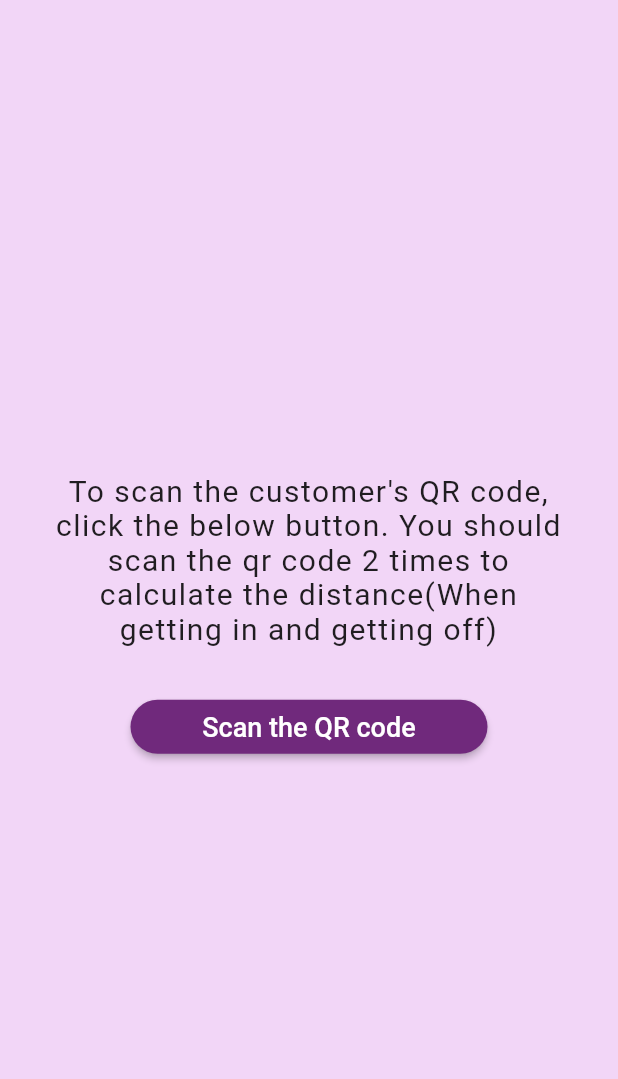
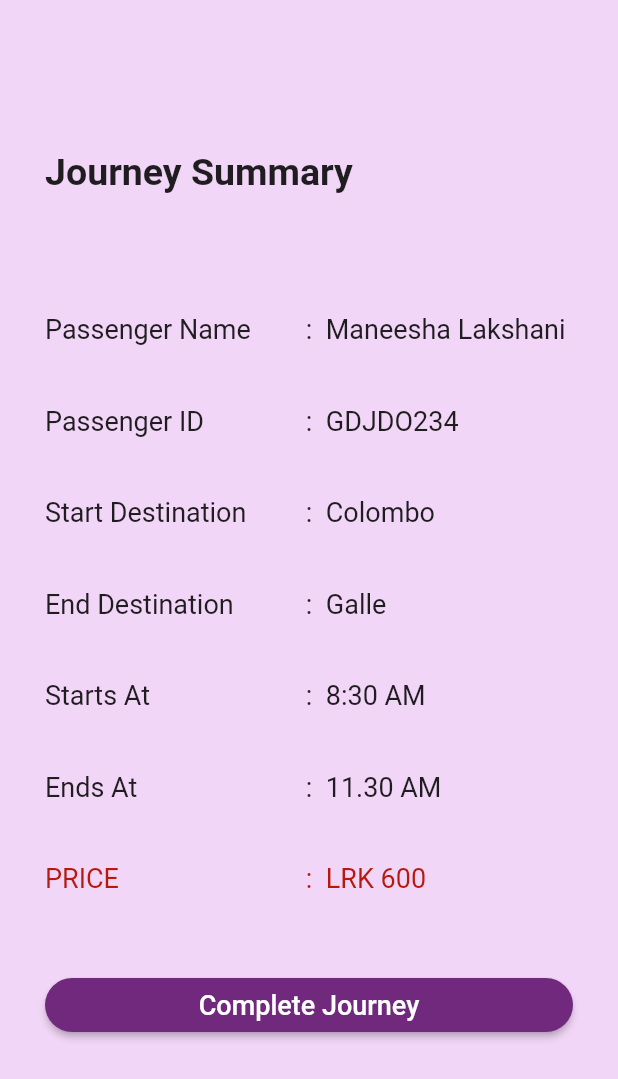
Before and after one commit to maneeshalakshani/RouteReady, a Flutter app: the MainView screen opened by its route, after a tap on "Scan the QR code", on a phone screen of 412 x 824 dp. Shown: the top 1079 px of the screen. Run offline on Flutter 3.47's test engine with Material 2 defaults, Android fonts, the phone set to English and light mode, and no system bars; our stand-ins replace auto_route, flutter_hooks, permission_handler; missing offline and left inert: qrscan.

Commit message:
feat: journey summary

```diff
--- a/lib/functions.dart
+++ b/lib/functions.dart
@@ -14,7 +14,7 @@ Future<void> requestCameraPermission() async {
 
 Future<void> checkCameraPermission() async {
   var status = await Permission.camera.status;
-  if (status.isDenied) {
+  if (status.isDenied || status.isLimited || status.isPermanentlyDenied || status.isRestricted) {
     requestCameraPermission();
   }
 }
--- a/lib/pages/main/main_view.dart
+++ b/lib/pages/main/main_view.dart
@@ -1,9 +1,11 @@
+import 'package:auto_route/auto_route.dart';
 import 'package:flutter/material.dart';
 import 'package:flutter_hooks/flutter_hooks.dart';
 import 'package:qrscan/qrscan.dart' as scanner;
 import 'package:route_ready/components/round_button.dart';
 import 'package:route_ready/consts.dart';
 import 'package:route_ready/functions.dart';
+import 'package:route_ready/routes/routes.gr.dart';
 
 class MainView extends HookWidget {
   const MainView({
@@ -43,6 +45,7 @@ class MainView extends HookWidget {
                   checkCameraPermission().then((value) async{
                     String? cameraScanResult = await scanner.scan();
                     print("RESULT>>> $cameraScanResult");
+                    context.router.push(const ScannerDetailRoute());
                   });
                 },
               )
--- /dev/null
+++ b/lib/pages/scanner_detail/detail_container.dart
@@ -0,0 +1,29 @@
+import 'package:flutter/material.dart';
+import 'package:flutter_hooks/flutter_hooks.dart';
+
+class DetailContainer extends HookWidget {
+  const DetailContainer({
+    Key? key,
+    required this.text,
+    this.textColor,
+  }) : super(key: key);
+  final String text;
+  final Color? textColor;
+
+
+  @override
+  Widget build(BuildContext context) {
+    double width = MediaQuery.of(context).size.width;
+
+    return Container(
+      width: width/2.5,
+      child: Text(
+        text,
+        style: TextStyle(
+          fontSize: 18.0,
+          color: textColor,
+        ),
+      ),
+    );
+  }
+}
--- /dev/null
+++ b/lib/pages/scanner_detail/detail_row.dart
@@ -0,0 +1,45 @@
+import 'package:flutter/material.dart';
+import 'package:flutter_hooks/flutter_hooks.dart';
+import 'package:route_ready/pages/scanner_detail/detail_container.dart';
+
+class DetailContainerRow extends HookWidget {
+  const DetailContainerRow({
+    Key? key,
+    required this.text,
+    required this.label,
+    this.marginTop = 20.0,
+    this.textColor,
+  }) : super(key: key);
+  final String label;
+  final String text;
+  final double marginTop;
+  final Color? textColor;
+
+
+  @override
+  Widget build(BuildContext context) {
+    return Container(
+      margin: EdgeInsets.only(top: marginTop, bottom: 20),
+      child: Row(
+        mainAxisAlignment: MainAxisAlignment.spaceBetween,
+        children: [
+          DetailContainer(
+            text: label,
+            textColor: textColor,
+          ),
+          Text(
+            ":",
+            style: TextStyle(
+              fontSize: 18.0,
+              color: textColor,
+            ),
+          ),
+          DetailContainer(
+            text: text,
+            textColor: textColor,
+          ),
+        ],
+      ),
+    );
+  }
+}
--- a/lib/pages/scanner_detail/scanner_detail_view.dart
+++ b/lib/pages/scanner_detail/scanner_detail_view.dart
@@ -0,0 +1,78 @@
+import 'package:auto_route/auto_route.dart';
+import 'package:flutter/material.dart';
+import 'package:flutter_hooks/flutter_hooks.dart';
+import 'package:route_ready/components/round_button.dart';
+import 'package:route_ready/consts.dart';
+import 'package:route_ready/pages/scanner_detail/detail_row.dart';
+import 'package:route_ready/routes/routes.gr.dart';
+
+class ScannerDetailView extends HookWidget {
+  const ScannerDetailView({
+    Key? key,
+  }) : super(key: key);
+
+
+  @override
+  Widget build(BuildContext context) {
+    // double height = MediaQuery.of(context).size.height;
+    double width = MediaQuery.of(context).size.width;
+
+    return Scaffold(
+      backgroundColor: APP_COLOR,
+      body: SingleChildScrollView(
+        child: Container(
+          margin: const EdgeInsets.only(top: 100, left: 30, right: 30),
+          child: Column(
+            crossAxisAlignment: CrossAxisAlignment.start,
+            children: [
+              const Text(
+                "Journey Summary",
+                style: TextStyle(
+                  fontSize: 25.0,
+                  fontWeight: FontWeight.bold,
+                ),
+              ),
+              const DetailContainerRow(
+                label: "Passenger Name",
+                text: "Maneesha Lakshani",
+                marginTop: 80.0,
+              ),
+              const DetailContainerRow(
+                label: "Passenger ID",
+                text: "GDJDO234",
+              ),
+              const DetailContainerRow(
+                label: "Start Destination",
+                text: "Colombo",
+              ),
+              const DetailContainerRow(
+                label: "End Destination",
+                text: "Galle",
+              ),
+              const DetailContainerRow(
+                label: "Starts At",
+                text: "8:30 AM",
+              ),
+              const DetailContainerRow(
+                label: "Ends At",
+                text: "11.30 AM",
+              ),
+              const DetailContainerRow(
+                label: "PRICE",
+                text: "LRK 600",
+                textColor: Color.fromARGB(255, 182, 25, 14),
+              ),
+              RoundButton(
+                btnWidth: width,
+                text: "Complete Journey",
+                onPressed: (){
+                  context.router.push(const MainRoute());
+                }
+              ),
+            ],
+          ),
+        )
+      ),
+    );
+  }
+}
--- a/lib/routes/routes.dart
+++ b/lib/routes/routes.dart
@@ -1,5 +1,6 @@
 import 'package:auto_route/auto_route.dart';
 import 'package:route_ready/pages/main/main_view.dart';
+import 'package:route_ready/pages/scanner_detail/scanner_detail_view.dart';
 import 'package:route_ready/pages/welcome/welcome_view.dart';
 
 /// Need to run the following command
@@ -10,6 +11,7 @@ import 'package:route_ready/pages/welcome/welcome_view.dart';
   routes: [
     MaterialRoute(page: WelcomeView, initial: true),
     MaterialRoute(page: MainView),
+    MaterialRoute(page: ScannerDetailView),
   ],
 )
 class $AppRouter {}
```
Also changed, not shown: lib/routes/routes.gr.dart.
